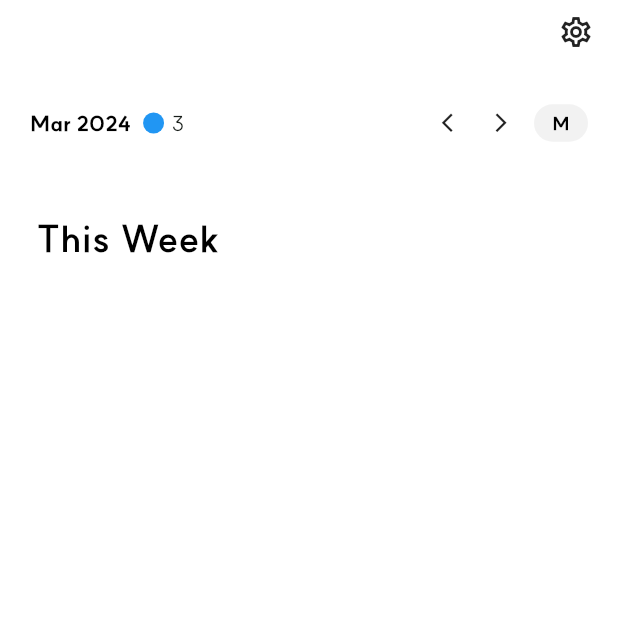
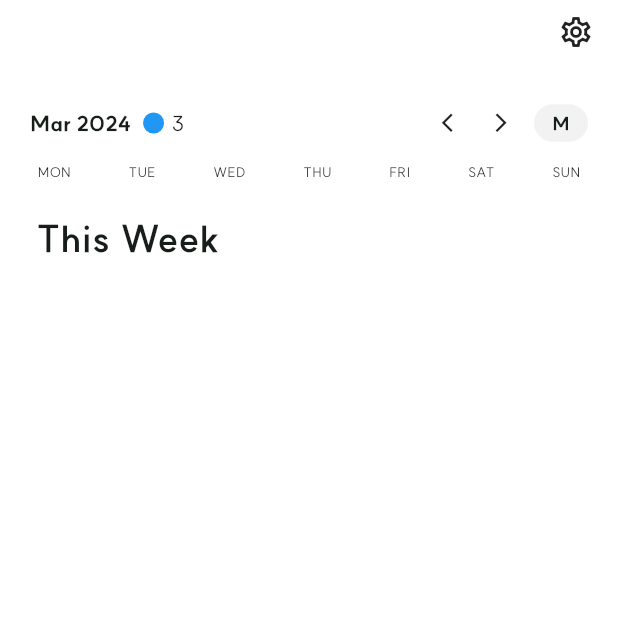
Before and after one commit to zimkjh/BetterThanYesterday, a Flutter app: the MainPage screen opened by its route, on a phone screen of 412 x 824 dp, the top half of it. Run offline on Flutter 3.47's test engine with Material 3 defaults, Android fonts, the phone set to English and light mode, and no system bars; our stand-ins replace get, get_storage; accounts and stored records are empty; project files that could hold a hidden picture were left out.

Commit message:
Add Calender DayOfTheWeek Widget

```diff
--- a/lib/app/core/theme/text_theme.dart
+++ b/lib/app/core/theme/text_theme.dart
@@ -1,31 +1,26 @@
 import 'package:flutter/material.dart';
 
 final TextStyle title1 = TextStyle(
-  color: Colors.black,
   fontSize: 25,
   fontWeight: FontWeight.w700,
 );
-
 final TextStyle title2 = TextStyle(
-  color: Colors.black,
   fontSize: 16,
   fontWeight: FontWeight.w600,
 );
-
 final TextStyle content1 = TextStyle(
-  color: Colors.black,
   fontSize: 20,
   fontWeight: FontWeight.w600,
 );
-
 final TextStyle item1 = TextStyle(
-  color: Colors.black,
   fontSize: 14,
   fontWeight: FontWeight.w800,
 );
-
 final TextStyle item2 = TextStyle(
-  color: Colors.black,
   fontSize: 12,
   fontWeight: FontWeight.w800,
 );
+final TextStyle item3 = TextStyle(
+  fontSize: 9,
+  fontWeight: FontWeight.w500,
+);
--- /dev/null
+++ b/lib/app/modules/main/calendar_dayoftheweek_widget.dart
@@ -0,0 +1,31 @@
+import 'package:bty/app/core/theme/text_theme.dart';
+import 'package:bty/app/modules/main/calendar_widget.dart';
+import 'package:flutter/material.dart';
+import 'package:flutter/widgets.dart';
+import 'package:get/get.dart';
+
+class CalendarDayOfTheWeekWidget extends StatelessWidget {
+  @override
+  Widget build(BuildContext context) {
+    return Container(
+      width: Get.width,
+      height: 15,
+      alignment: Alignment.center,
+      margin: EdgeInsets.symmetric(
+        horizontal: CalenderWidget.horizontalMargin,
+      ),
+      child: Row(
+        mainAxisAlignment: MainAxisAlignment.spaceAround,
+        children: [
+          Text('MON', style: item3),
+          Text('TUE', style: item3),
+          Text('WED', style: item3),
+          Text('THU', style: item3),
+          Text('FRI', style: item3),
+          Text('SAT', style: item3),
+          Text('SUN', style: item3),
+        ],
+      ),
+    );
+  }
+}
--- a/lib/app/modules/main/calendar_widget.dart
+++ b/lib/app/modules/main/calendar_widget.dart
@@ -1,8 +1,11 @@
+import 'package:bty/app/modules/main/calendar_dayoftheweek_widget.dart';
 import 'package:bty/app/modules/main/calendar_header_widget.dart';
 import 'package:flutter/material.dart';
 import 'package:get/get.dart';
 
 class CalenderWidget extends StatelessWidget {
+  static const double horizontalMargin = 6;
+
   @override
   Widget build(BuildContext context) {
     DateTime now = DateTime.now();
@@ -15,6 +18,7 @@ class CalenderWidget extends StatelessWidget {
           SizedBox(height: 9),
           CalenderHeaderWidget(now),
           SizedBox(height: 10),
+          CalendarDayOfTheWeekWidget(),
         ],
       ),
     );
```
